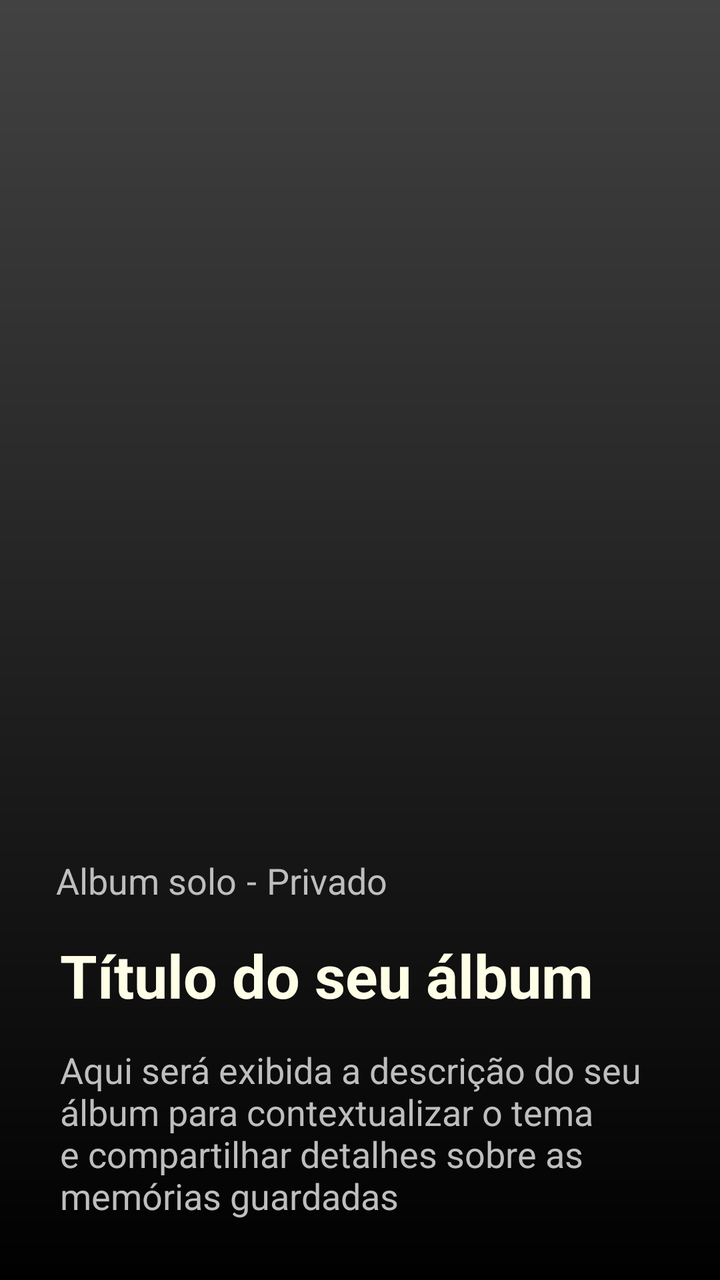
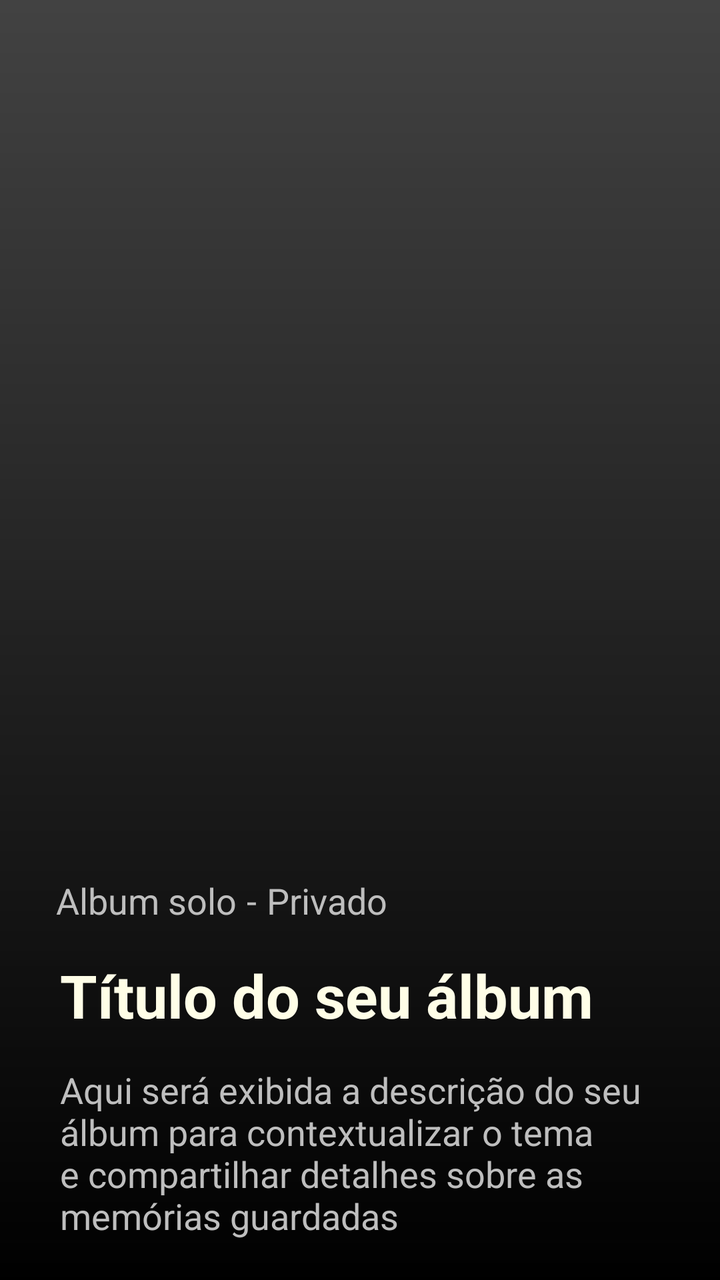

Two renders of the same Android screen: before a commit and after it. Below are the layout's source before the change and the commit's diff.
<!-- AndroidManifest.xml: application theme Theme.Monaly -->
<!-- res/layout/item_album_carousel.xml -->
<?xml version="1.0" encoding="utf-8"?>
<androidx.constraintlayout.widget.ConstraintLayout xmlns:android="http://schemas.android.com/apk/res/android"
    xmlns:app="http://schemas.android.com/apk/res-auto"
    xmlns:tools="http://schemas.android.com/tools"
    android:layout_width="match_parent"
    android:layout_height="match_parent">

    <ImageView
        android:id="@+id/imageAlbumCover"
        android:layout_width="0dp"
        android:layout_height="0dp"
        android:scaleType="centerCrop"
        android:src="@color/gray_dark"
        app:layout_constraintBottom_toBottomOf="parent"
        app:layout_constraintEnd_toEndOf="parent"
        app:layout_constraintHorizontal_bias="1.0"
        app:layout_constraintStart_toStartOf="parent"
        app:layout_constraintTop_toTopOf="parent"
        app:layout_constraintVertical_bias="0.0" />

    <View
        android:layout_width="0dp"
        android:layout_height="0dp"
        android:background="@drawable/bg_gradient_black"
        app:layout_constraintBottom_toBottomOf="parent"
        app:layout_constraintEnd_toEndOf="parent"
        app:layout_constraintHorizontal_bias="1.0"
        app:layout_constraintStart_toStartOf="parent"
        app:layout_constraintTop_toTopOf="parent" />

    <TextView
        android:id="@+id/textAlbumTag"
        android:layout_width="wrap_content"
        android:layout_height="wrap_content"
        android:layout_marginStart="28dp"
        android:layout_marginBottom="15dp"
        android:text="@string/create_album_status_solo_shared"
        android:textColor="@color/gray_medium"
        android:textSize="18sp"
        app:layout_constraintBottom_toTopOf="@+id/textAlbumTitle"
        app:layout_constraintStart_toStartOf="parent" />

    <TextView
        android:id="@+id/textAlbumDescription"
        android:layout_width="0dp"
        android:layout_height="wrap_content"
        android:layout_marginStart="30dp"
        android:layout_marginEnd="30dp"
        android:layout_marginBottom="30dp"
        android:ellipsize="end"
        android:maxLines="4"
        android:text="@string/create_album_description_field"
        android:textColor="@color/gray_medium"
        android:textSize="18sp"
        app:layout_constraintBottom_toBottomOf="parent"
        app:layout_constraintEnd_toEndOf="parent"
        app:layout_constraintStart_toStartOf="parent" />

    <TextView
        android:id="@+id/textAlbumTitle"
        android:layout_width="0dp"
        android:layout_height="wrap_content"
        android:layout_marginStart="30dp"
        android:layout_marginEnd="30dp"
        android:layout_marginBottom="15dp"
        android:text="@string/create_album_title_field"
        android:textColor="@color/bage_neutral"
        android:textSize="30sp"
        android:textStyle="bold"
        app:layout_constraintBottom_toTopOf="@+id/textAlbumDescription"
        app:layout_constraintEnd_toEndOf="parent"
        app:layout_constraintStart_toStartOf="parent" />

    <TextView
        android:id="@+id/textSpaceDisplay"
        android:layout_width="wrap_content"
        android:layout_height="wrap_content"
        android:layout_marginStart="5dp"
        android:text="@string/create_album_space"
        android:textColor="@color/gray_medium"
        android:textSize="18sp"
        app:layout_constraintBottom_toBottomOf="@+id/textAlbumTag"
        app:layout_constraintStart_toEndOf="@+id/textAlbumTag"
        app:layout_constraintTop_toTopOf="@+id/textAlbumTag" />

    <TextView
        android:id="@+id/textStatusPrivatePublic"
        android:layout_width="wrap_content"
        android:layout_height="wrap_content"
        android:layout_marginStart="5dp"
        android:text="@string/create_album_status_private_public"
        android:textSize="18sp"
        android:textColor="@color/gray_medium"
        app:layout_constraintBottom_toBottomOf="@+id/textAlbumTag"
        app:layout_constraintStart_toEndOf="@+id/textSpaceDisplay"
        app:layout_constraintTop_toTopOf="@+id/textAlbumTag" />

</androidx.constraintlayout.widget.ConstraintLayout>
<!-- resources referenced by this layout -->
<resources>
  <color name="bage_neutral">#fffee7</color>
  <color name="gray_dark">#424242</color>
  <color name="gray_medium">#BEBEBE</color>
  <!-- drawable bg_gradient_black (drawable) -->
  <?xml version="1.0" encoding="utf-8"?>
  <shape xmlns:android="http://schemas.android.com/apk/res/android"
  
      android:shape="rectangle">
  
      <gradient
  
          android:angle="90"
          android:startColor="@color/black"
          android:endColor="#00000000"
          android:type="linear"/>
  
  </shape>
  <string name="create_album_description_field">Aqui será exibida a descrição do seu álbum para contextualizar o tema e compartilhar detalhes sobre as memórias guardadas</string>
  <string name="create_album_space"> - </string>
  <string name="create_album_status_private_public">Privado</string>
  <string name="create_album_status_solo_shared">Album solo</string>
  <string name="create_album_title_field">Título do seu álbum</string>
  <style name="Theme.Monaly" parent="Base.Theme.Monaly" />
  <color name="black">#000000</color>
  <style name="Base.Theme.Monaly" parent="Theme.Material3.DayNight.NoActionBar">
  
          <item name="android:navigationBarColor">@color/black</item>
  
      </style>
</resources>

<!-- the commit's change to res/layout/item_album_carousel.xml (unified diff, before → after) -->
@@ -46,7 +46,7 @@
         android:layout_height="wrap_content"
         android:layout_marginStart="30dp"
         android:layout_marginEnd="30dp"
-        android:layout_marginBottom="30dp"
+        android:layout_marginBottom="20dp"
         android:ellipsize="end"
         android:maxLines="4"
         android:text="@string/create_album_description_field"
